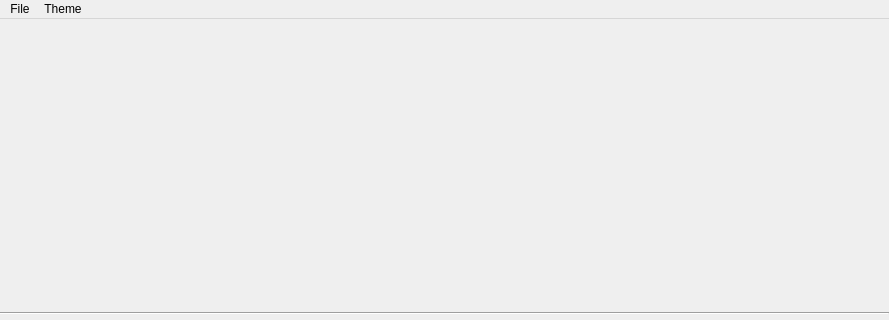
This is ui_files/MainUI.ui in Jelosus2/LoRA_Easy_Training_Colab_Frontend as Qt 5 draws it before an edit; both pictures show x 0 to 889 and y 0 to 320 of the 889 by 600 pixel window. The edited form follows.
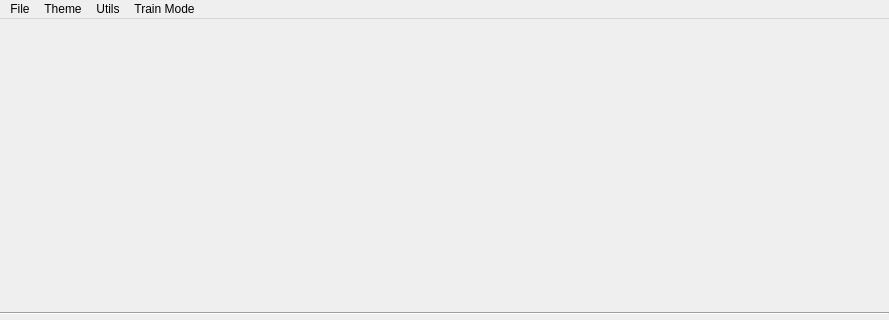
This is the edited form.

The edit to the form file:
```diff
--- a/ui_files/MainUI.ui
+++ b/ui_files/MainUI.ui
@@ -70,8 +70,23 @@
     <addaction name="light_theme_menu"/>
     <addaction name="no_theme_action"/>
    </widget>
+   <widget class="QMenu" name="menuUtils">
+    <property name="title">
+     <string>Utils</string>
+    </property>
+    <addaction name="lora_resize_action"/>
+   </widget>
+   <widget class="QMenu" name="menuTrainMode">
+    <property name="title">
+     <string>Train Mode</string>
+    </property>
+    <addaction name="set_train_lora_action"/>
+    <addaction name="set_train_ti_action"/>
+   </widget>
    <addaction name="menuFile"/>
    <addaction name="menuTheme"/>
+   <addaction name="menuUtils"/>
+   <addaction name="menuTrainMode"/>
   </widget>
   <action name="save_toml">
    <property name="text">
```
Left out of the diff: 24 changed lines with no effect on the pictures.
